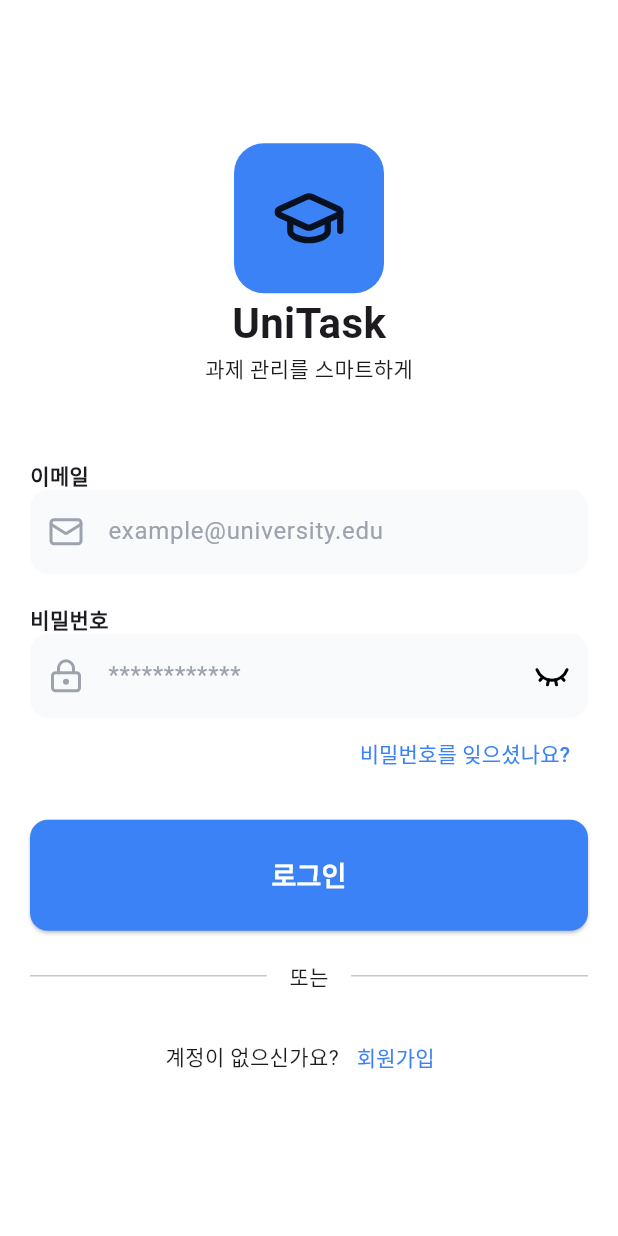
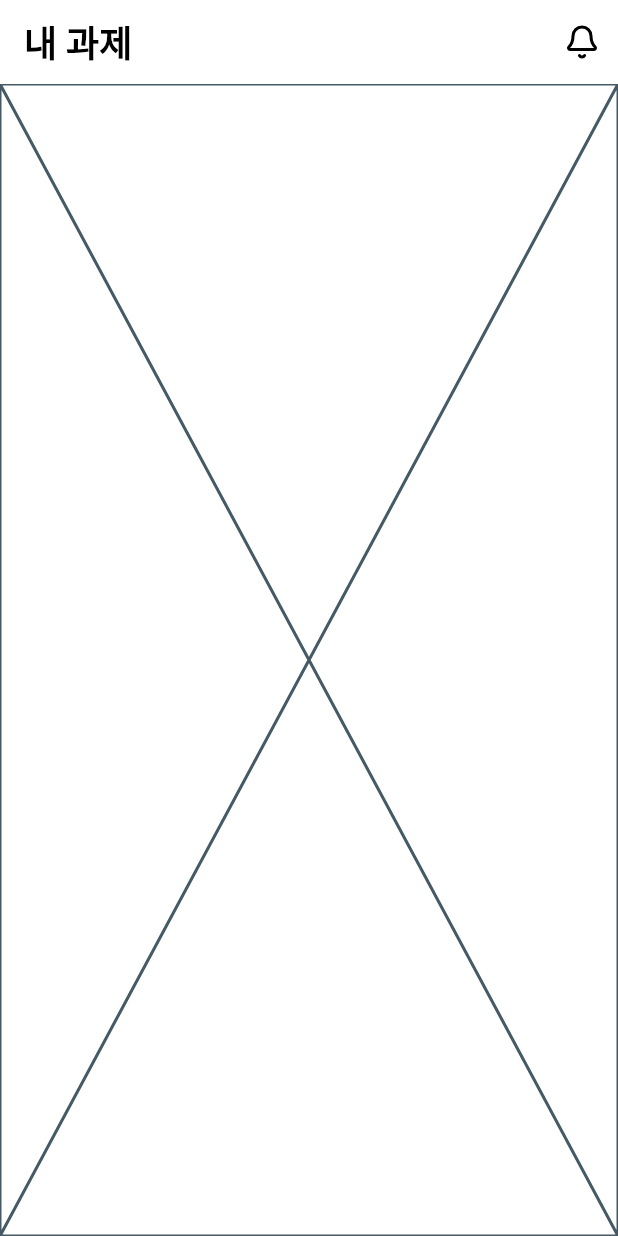
Before and after one commit to gitchan02/unitask, a Flutter app: the screen it shows after launch, after a tap on "로그인", on a phone screen of 412 x 824 dp. Run offline on Flutter 3.47's test engine with Material 3 defaults, Android fonts, the phone set to English and light mode, and no system bars; our stand-ins replace go_router, lucide_icons_flutter.

Commit message:
10주차

```diff
--- a/lib/app/extensions/snackbar_extension.dart
+++ b/lib/app/extensions/snackbar_extension.dart
@@ -6,7 +6,9 @@ extension SnackbarExtension on BuildContext {
       SnackBar(
         behavior: .floating,
         backgroundColor: isError ? Colors.red : null,
-        content: Text(text, style: const TextStyle(fontWeight: .bold)),
+        content: Text(text, style: const TextStyle(fontWeight: .bold
+          ),
+        ),
       ),
     );
   }
--- a/lib/app/router/app_page.dart
+++ b/lib/app/router/app_page.dart
@@ -1,8 +1,9 @@
 import 'package:flutter/material.dart';
+import 'package:unitask/ui/pages/home/home_page.dart';
 import 'package:unitask/ui/pages/login/login_page.dart';
 import 'package:unitask/ui/pages/signup/signup_page.dart';
 
-enum AppPage { login, signup }
+enum AppPage { login, signup, home }
 
 extension AppPageExtention on AppPage {
   String get path => '/$name';
@@ -10,5 +11,6 @@ extension AppPageExtention on AppPage {
   Widget get page => switch (this) {
     .login => const LoginPage(),
     .signup => const SignupPage(),
+    .home => const HomePage(),
   };
 }
--- a/lib/app/theme/app_theme.dart
+++ b/lib/app/theme/app_theme.dart
@@ -8,6 +8,11 @@ class AppTheme {
     appBarTheme: AppBarTheme(
       backgroundColor: Colors.white,
       foregroundColor: Colors.black,
+      titleTextStyle: TextStyle(
+        fontWeight: .bold,
+        color: Colors.black,
+        fontSize: 24,
+      ),
     ),
     floatingActionButtonTheme: FloatingActionButtonThemeData(
       foregroundColor: Colors.white,
@@ -41,8 +46,13 @@ class AppTheme {
     visualDensity: .adaptivePlatformDensity,
     scaffoldBackgroundColor: Color(0xFF111827),
     appBarTheme: AppBarTheme(
-      backgroundColor: Colors.white,
-      foregroundColor: Color(0xFF111827),
+      backgroundColor: Color(0xFF111827),
+      foregroundColor: Colors.white,
+      titleTextStyle: TextStyle(
+        fontWeight: .bold,
+        color: Colors.white,
+        fontSize: 24,
+      ),
     ),
     floatingActionButtonTheme: FloatingActionButtonThemeData(
       foregroundColor: Colors.white,
--- a/lib/main.dart
+++ b/lib/main.dart
@@ -16,6 +16,7 @@ class UniTaskApp extends StatelessWidget {
       theme: AppTheme.light,
       darkTheme: AppTheme.dark,
       routerConfig: appRouter,
+      debugShowCheckedModeBanner: true,
     );
   }
 }
--- /dev/null
+++ b/lib/ui/pages/home/home_page.dart
@@ -0,0 +1,32 @@
+import 'package:flutter/material.dart';
+import 'package:lucide_icons_flutter/lucide_icons.dart';
+import 'package:unitask/app/extensions/snackbar_extension.dart';
+
+class HomePage extends StatelessWidget {
+  const HomePage({super.key});
+
+  @override
+  Widget build(BuildContext context) {
+    return PopScope(
+      canPop: false,
+      onPopInvokedWithResult: (didPop, result) {
+        if (didPop) {
+          context.showSnackBar('진짜 못나가요');
+          return;
+        }
+        context.showSnackBar('못나가요 $didPop | $result');
+        didPop = true;
+        return;
+      },
+      child: Scaffold(
+        appBar: AppBar(
+          title: Text('내 과제'),
+          actions: [IconButton(onPressed: () {}, icon: Icon(LucideIcons.bell))],
+        ),
+        body: SafeArea(
+          child: Placeholder(),
+        ),
+      ),
+    );
+  }
+}
--- a/lib/ui/pages/login/login_page.dart
+++ b/lib/ui/pages/login/login_page.dart
@@ -3,6 +3,8 @@ import 'package:go_router/go_router.dart';
 import 'package:lucide_icons_flutter/lucide_icons.dart';
 import 'package:unitask/app/extensions/snackbar_extension.dart';
 import 'package:unitask/app/router/app_page.dart';
+import 'package:unitask/models/auth_data.dart';
+import 'package:unitask/services/api_services.dart';
 import 'package:unitask/ui/common/label_text_field.dart';
 import 'package:unitask/app/extensions/sized_box_extension.dart';
 import 'package:unitask/ui/common/text_divider.dart';
@@ -15,6 +17,51 @@ class LoginPage extends StatefulWidget {
 }
 
 class _LoginPageState extends State<LoginPage> {
+  final _emailController = TextEditingController();
+  final TextEditingController _pwController = .new();
+  bool _login = false;
+
+  void _startLoading() => setState(() => _login = true);
+  void _stopLoading() => setState(() => _login = false);
+
+  @override
+  void dispose() {
+    _emailController.dispose();
+    _pwController.dispose();
+    super.dispose();
+  }
+
+  Future<void> _onLogin() async {
+    final email = _emailController.text.trim();
+    final password = _pwController.text.trim();
+
+    if (mounted) {
+      context.goNamed(AppPage.home.name);
+      return;
+    }
+
+    if (email.isEmpty || password.isEmpty) {
+      return context.showSnackBar('이메일 또는 비밀번호를 입력해주세요', isError: true);
+    }
+
+    _startLoading();
+
+    final response = await ApiService.login(email: email, password: password);
+
+    _stopLoading();
+
+    if (response == null) {
+      if (mounted) {
+        context.showSnackBar('로그인을 실패했습니다', isError: true);
+      }
+      return;
+    }
+
+    if (mounted) {
+      context.goNamed(AppPage.home.name);
+    }
+  }
+
   @override
   Widget build(BuildContext context) {
     return Scaffold(
@@ -32,7 +79,11 @@ class _LoginPageState extends State<LoginPage> {
                   ),
                   width: 100,
                   height: 100,
-                  child: Icon(size: 50, LucideIcons.graduationCap),
+                  child: Icon(
+                    size: 50,
+                    color: Colors.white,
+                    LucideIcons.graduationCap,
+                  ),
                 ),
                 Text(
                   'UniTask',
@@ -41,12 +92,14 @@ class _LoginPageState extends State<LoginPage> {
                 Text('과제 관리를 스마트하게'),
                 50.heightBox,
                 LabelTextField(
+                  controller: _emailController,
                   label: "이메일",
                   hintText: 'example@university.edu',
                   icon: LucideIcons.mail,
                 ),
                 20.heightBox,
                 LabelTextField(
+                  controller: _pwController,
                   label: "비밀번호",
                   hintText: '************',
                   icon: LucideIcons.lockKeyhole,
@@ -65,13 +118,21 @@ class _LoginPageState extends State<LoginPage> {
                 SizedBox(
                   width: .infinity,
                   child: ElevatedButton(
-                    onPressed: () {
-                      debugPrint('로그인 버튼 눌림');
-                    },
-                    child: const Text(
-                      '로그인',
-                      style: TextStyle(fontWeight: .bold, fontSize: 18),
-                    ),
+                    onPressed: _onLogin, //_login
+                    // ? null
+                    // : _onLogin,
+                    child: _login
+                        ? const SizedBox.square(
+                            dimension: 30,
+                            child: CircularProgressIndicator(
+                              color: Colors.white,
+                              year2023: false,
+                            ),
+                          )
+                        : const Text(
+                            '로그인',
+                            style: TextStyle(fontWeight: .bold, fontSize: 18),
+                          ),
                   ),
                 ),
                 20.heightBox,
```
Also changed, not shown: lib/models/auth_data.dart (added, +91 -0 lines), lib/services/api_services.dart (+25 -1 lines), 1 other file.
